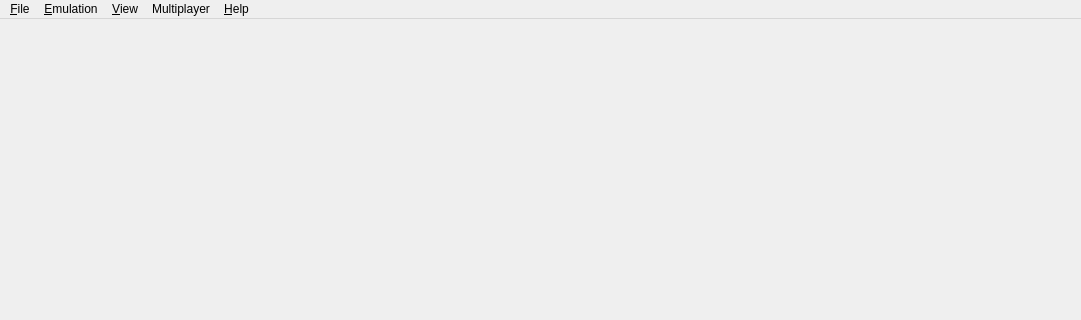
The window that src/citra_qt/main.ui (grimtnt/citra) describes before a commit, drawn with Qt 5; both pictures show x 0 to 1081 and y 0 to 320 of the 1081 by 730 pixel window.
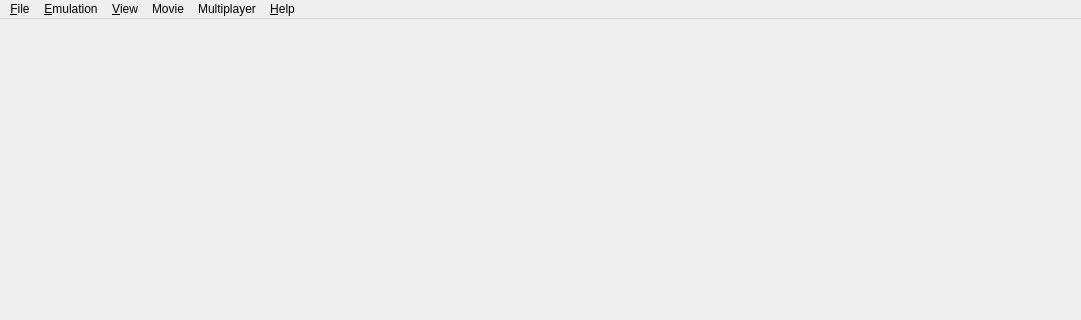
The same window after the commit. Icons and pictures are not drawn.

Commit message: citra_qt: Implement Movie Recording & Playback

Patch:
```diff
--- a/src/citra_qt/main.ui
+++ b/src/citra_qt/main.ui
@@ -135,9 +135,17 @@
     <addaction name="action_FAQ"/>
     <addaction name="action_About"/>
    </widget>
+   <widget class="QMenu" name="menu_Movie">
+    <property name="title">
+     <string>Movie</string>
+    </property>
+    <addaction name="action_Record"/>
+    <addaction name="action_Play"/>
+   </widget>
    <addaction name="menu_File"/>
    <addaction name="menu_Emulation"/>
    <addaction name="menu_View"/>
+   <addaction name="menu_Movie"/>
    <addaction name="menu_Multiplayer"/>
    <addaction name="menu_Help"/>
   </widget>
```
Left out of the diff: 10 changed lines with no effect on the pictures. The commit also changes 14 other files.
